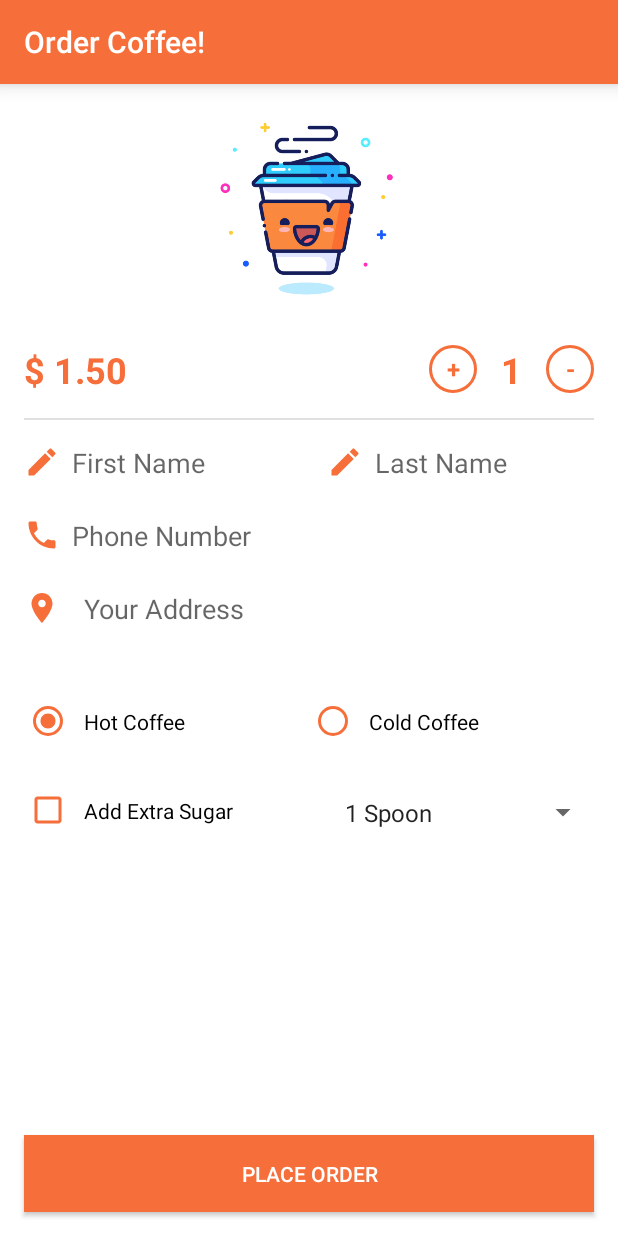
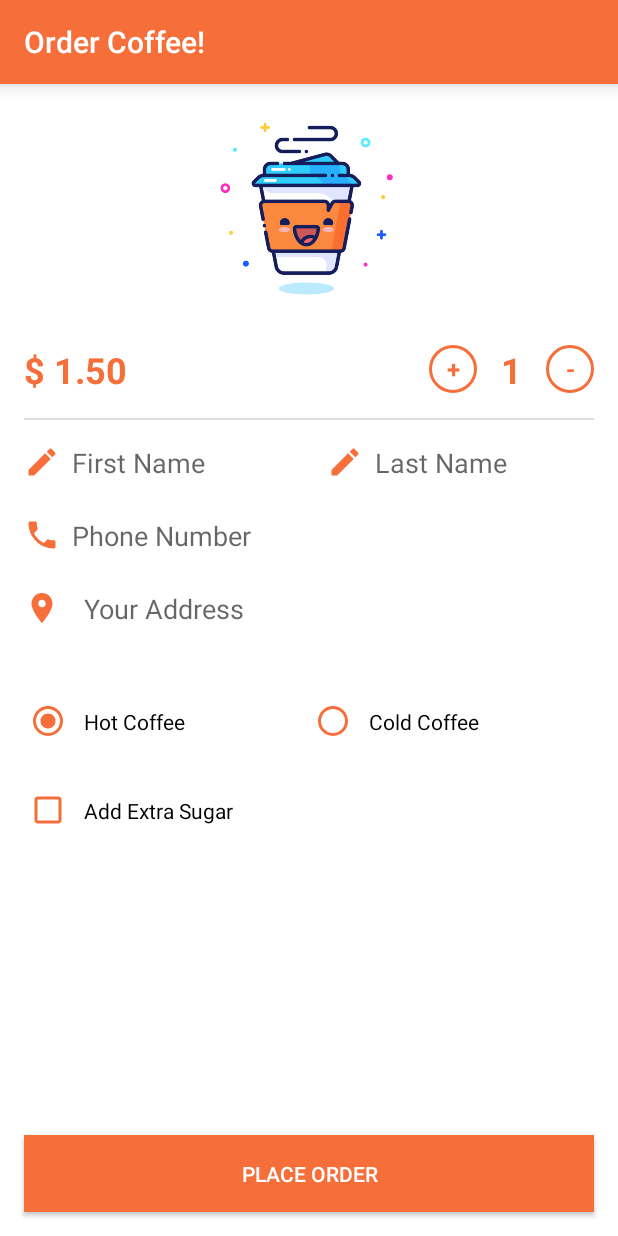
Before and after one commit to inverseai/Android_Academy, an Android app: the screen it shows after launch (MainActivity), on a phone screen of 412 x 824 dp. Run offline under Robolectric (Android 15) with nearby library versions, the phone set to English and light mode, and no system bars.

Commit message:
added functionalities for showing and hiding extra sugar option spinner based on checkbox value

```diff
--- a/02.UIComponents-Better UI/app/src/main/java/com/androidacademy/uicomponents/MainActivity.java
+++ b/02.UIComponents-Better UI/app/src/main/java/com/androidacademy/uicomponents/MainActivity.java
@@ -10,6 +10,7 @@ import android.widget.CheckBox;
 import android.widget.CompoundButton;
 import android.widget.EditText;
 import android.widget.RadioGroup;
+import android.widget.Spinner;
 import android.widget.TextView;
 import android.widget.Toast;
 
@@ -27,6 +28,7 @@ public class MainActivity extends AppCompatActivity {
     private double perCupCoffeePrice = 1.50,totalCoffeePrice = 1.50;
     private Toolbar appToolbar;
     private TextView coffeePriceTextView, coffeePlusButton, coffeeMinusButton, coffeeAmountTextView;
+    private Spinner numOfExtraSugerSpoonSpinner;
 
     @Override
     protected void onCreate(Bundle savedInstanceState)
@@ -54,6 +56,7 @@ public class MainActivity extends AppCompatActivity {
         coffeePlusButton = findViewById(R.id.coffee_plus_button);
         coffeeMinusButton = findViewById(R.id.coffee_minus_button);
         coffeeAmountTextView = findViewById(R.id.coffee_num_of_cup_text);
+        numOfExtraSugerSpoonSpinner = findViewById(R.id.num_of_extra_sugar_spoon);
 
         setSupportActionBar(appToolbar);
         if(getSupportActionBar() != null )
@@ -74,8 +77,10 @@ public class MainActivity extends AppCompatActivity {
 
         addExtraSugarCheckbox.setOnCheckedChangeListener(new CompoundButton.OnCheckedChangeListener() {
             @Override
-            public void onCheckedChanged(CompoundButton compoundButton, boolean b) {
+            public void onCheckedChanged(CompoundButton compoundButton, boolean b)
+            {
                 addExtraSugar = b;
+                updateNumOfExtraSugarSpinnerVisibiltiy(addExtraSugar);
             }
         });
 
@@ -156,10 +161,11 @@ public class MainActivity extends AppCompatActivity {
         totalCoffeePrice = numOfCoffeeCup * perCupCoffeePrice;
         coffeeAmountTextView.setText(numOfCoffeeCup+"");
         coffeePriceTextView.setText("$ "+totalCoffeePrice+"0");
+    }
 
-
-
-
+    private void updateNumOfExtraSugarSpinnerVisibiltiy(boolean isVisible)
+    {
+        numOfExtraSugerSpoonSpinner.setVisibility(isVisible ? View.VISIBLE : View.GONE);
     }
 
     private String getExtraSugarText()
--- a/02.UIComponents-Better UI/app/src/main/res/layout/activity_main.xml
+++ b/02.UIComponents-Better UI/app/src/main/res/layout/activity_main.xml
@@ -237,6 +237,7 @@
                 android:layout_margin="@dimen/double_margin_padding"
                 android:entries="@array/extra_sugar_option"
                 android:padding="@dimen/default_margin_padding"
+                android:visibility="gone"
                 app:layout_constraintEnd_toEndOf="parent"
                 app:layout_constraintStart_toEndOf="@id/extra_sugar_checkbox"
                 app:layout_constraintTop_toBottomOf="@id/coffee_type_radio_group"
```
